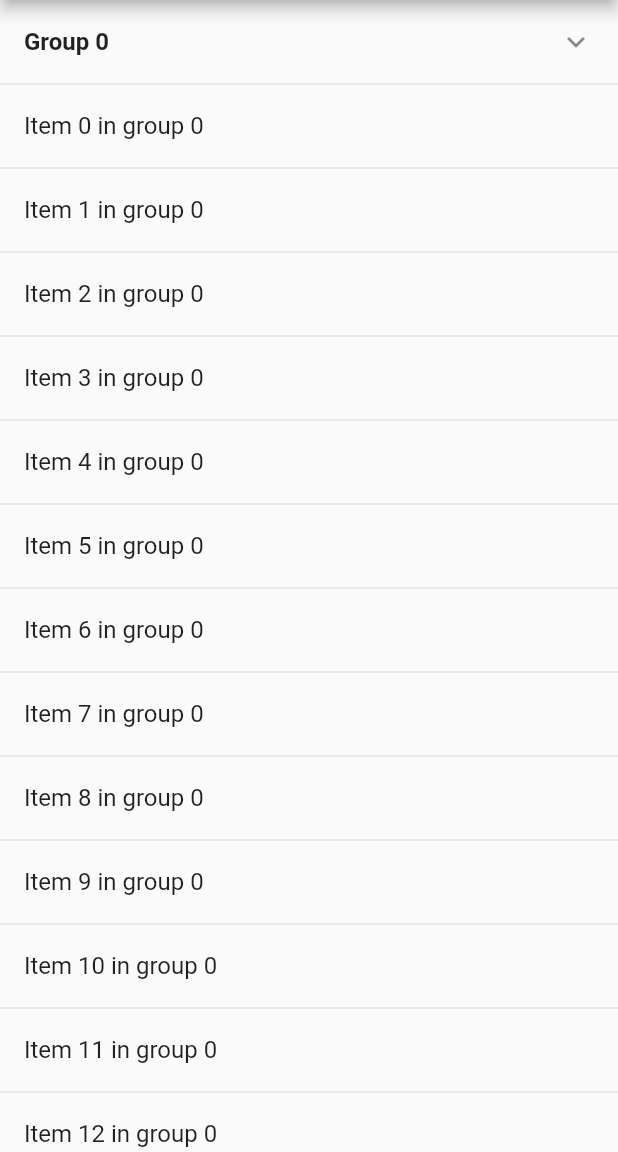
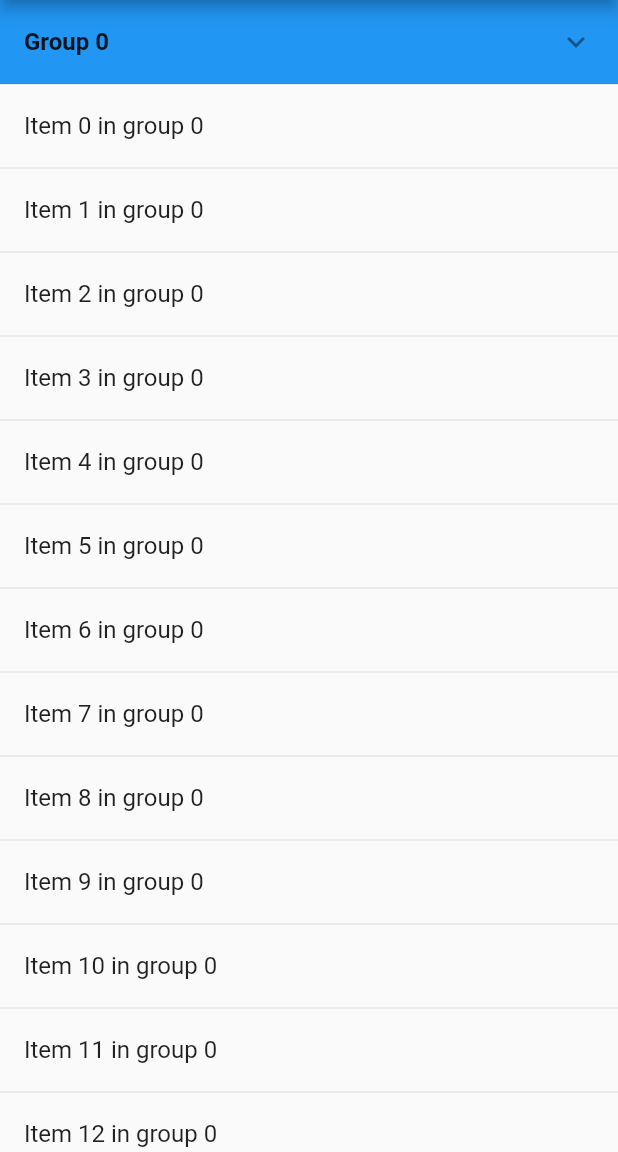
Before and after one commit to liemvo/expandable_group, a Flutter app: the screen it shows after launch, on a phone screen of 412 x 824 dp, the part 84-1236 px from its top. Run offline on Flutter 3.47's test engine with Material 2 defaults, Android fonts, the phone set to English and light mode, and no system bars.

Commit message:
Update to customise header

```diff
--- a/lib/expandable_group_widget.dart
+++ b/lib/expandable_group_widget.dart
@@ -25,14 +25,16 @@ class ExpandableGroup extends StatefulWidget {
 
   final EdgeInsets headerEdgeInsets;
 
-  ExpandableGroup(
-      {Key key,
-        this.isExpanded = false,
-        @required this.header,
-        @required this.items,
-        this.expandedIcon,
-        this.collapsedIcon,
-        this.headerEdgeInsets})
+  final Color headerBackgroundColor;
+
+  ExpandableGroup({Key key,
+    this.isExpanded = false,
+    @required this.header,
+    @required this.items,
+    this.expandedIcon,
+    this.collapsedIcon,
+    this.headerEdgeInsets,
+    this.headerBackgroundColor})
       : super(key: key);
 
   @override
@@ -62,7 +64,9 @@ class _ExpandableGroupState extends State<ExpandableGroup> {
       children.add(Divider());
     }
     children.add(ListTile(
-      contentPadding: widget.headerEdgeInsets != null ? widget.headerEdgeInsets : EdgeInsets.only(left: 0.0, right: 16.0),
+      contentPadding: widget.headerEdgeInsets != null
+          ? widget.headerEdgeInsets
+          : EdgeInsets.only(left: 0.0, right: 16.0),
       title: widget.header,
       trailing: _isExpanded
           ? widget.expandedIcon ?? Icon(Icons.keyboard_arrow_down)
@@ -70,6 +74,7 @@ class _ExpandableGroupState extends State<ExpandableGroup> {
       onTap: () => _updateExpandState(!_isExpanded),
     ));
     return Ink(
+      color: widget.headerBackgroundColor ?? Theme.of(context).appBarTheme.color,
       child: Column(
         children: children,
       ),
```
Also changed, not shown: 2 other files.
